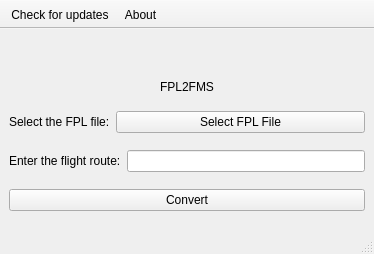
Qt form src/mainwindow.ui (abdullah-radwan/FPL2FMS) before a commit.
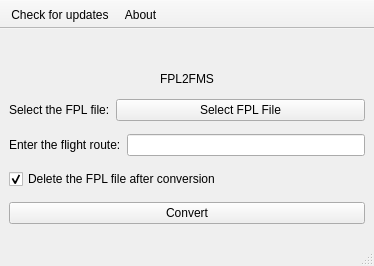
The same form after that commit. Icons and pictures are not drawn.

```diff
--- a/src/mainwindow.ui
+++ b/src/mainwindow.ui
@@ -7,7 +7,7 @@
     <x>0</x>
     <y>0</y>
     <width>374</width>
-    <height>254</height>
+    <height>266</height>
    </rect>
   </property>
   <property name="windowIcon">
@@ -104,6 +104,16 @@
       </item>
      </layout>
     </item>
+    <item>
+     <widget class="QCheckBox" name="deleteCheck">
+      <property name="text">
+       <string>Delete the FPL file after conversion</string>
+      </property>
+      <property name="checked">
+       <bool>true</bool>
+      </property>
+     </widget>
+    </item>
     <item>
      <widget class="QPushButton" name="convertButton">
       <property name="text">
```
Left out of the diff: 6 changed lines with no effect on the pictures.
